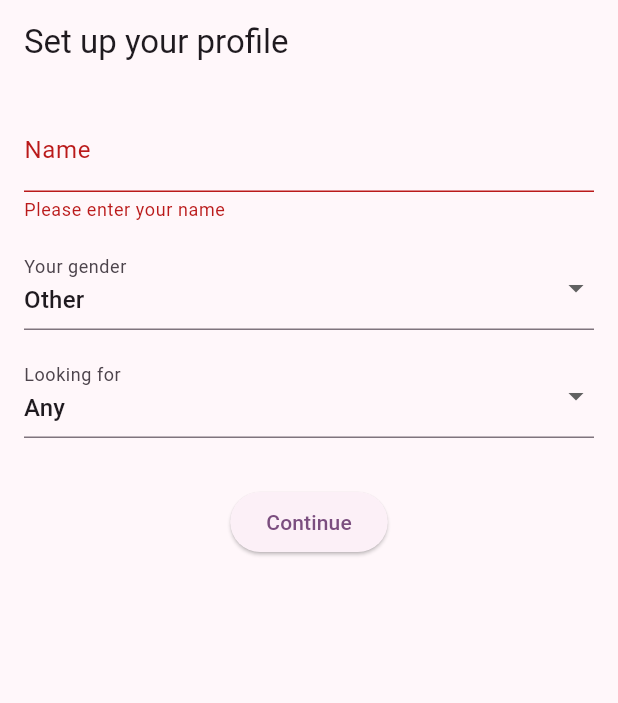
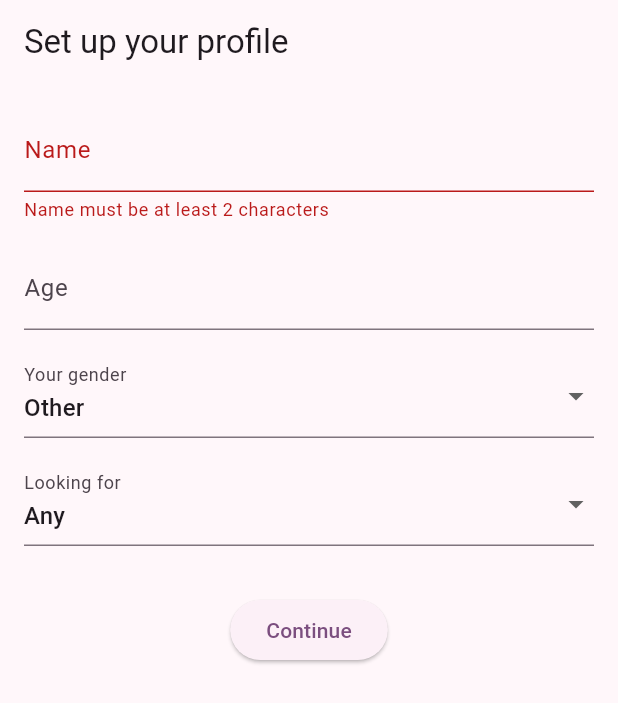
Before and after one commit to mckova/wing, a Flutter app: the screen it shows after launch, after a tap on "Continue", on a phone screen of 412 x 824 dp. Shown: the top 703 px of the screen. Run offline on Flutter 3.47's test engine with Material 3 defaults, Android fonts, the phone set to English and light mode, and no system bars; our stand-ins replace permission_handler, shared_preferences.

Commit message:
Implement Wing MVP with setup and screens

```diff
--- a/lib/main.dart
+++ b/lib/main.dart
@@ -27,8 +27,10 @@ class WingApp extends StatelessWidget {
       home: FutureBuilder<bool>(
         future: checkIfProfileCompleted(),
         builder: (context, snapshot) {
-          if (!snapshot.hasData) {
-            return const CircularProgressIndicator(); // טעינה
+          if (snapshot.connectionState != ConnectionState.done) {
+            return const Scaffold(
+              body: Center(child: CircularProgressIndicator()),
+            );
           }
           return snapshot.data! ? const HomeScreen() : const ProfileSetupScreen();
         },
--- a/lib/screens/profile_setup_screen.dart
+++ b/lib/screens/profile_setup_screen.dart
@@ -12,6 +12,7 @@ class ProfileSetupScreen extends StatefulWidget {
 class _ProfileSetupScreenState extends State<ProfileSetupScreen> {
   final _formKey = GlobalKey<FormState>();
   String name = '';
+  int? age;
   String gender = 'Other';
   String lookingFor = 'Any';
 
@@ -30,10 +31,19 @@ class _ProfileSetupScreenState extends State<ProfileSetupScreen> {
             children: [
               TextFormField(
                 decoration: const InputDecoration(labelText: 'Name'),
-                validator: (value) => (value == null || value.isEmpty)
-                    ? 'Please enter your name'
-                    : null,
-                onSaved: (value) => name = value!,
+                validator: (value) {
+                  if (value == null || value.trim().length < 2) {
+                    return 'Name must be at least 2 characters';
+                  }
+                  return null;
+                },
+                onSaved: (value) => name = value!.trim(),
+              ),
+              const SizedBox(height: 16),
+              TextFormField(
+                decoration: const InputDecoration(labelText: 'Age'),
+                keyboardType: TextInputType.number,
+                onSaved: (value) => age = int.tryParse(value ?? ''),
               ),
               const SizedBox(height: 16),
               DropdownButtonFormField<String>(
@@ -66,6 +76,12 @@ class _ProfileSetupScreenState extends State<ProfileSetupScreen> {
                     _formKey.currentState!.save();
 
                     final prefs = await SharedPreferences.getInstance();
+                    await prefs.setString('name', name);
+                    if (age != null) {
+                      await prefs.setInt('age', age!);
+                    }
+                    await prefs.setString('gender', gender);
+                    await prefs.setString('lookingFor', lookingFor);
                     await prefs.setBool('hasCompletedSetup', true);
 
                     Navigator.pushReplacement(
--- a/pubspec.yaml
+++ b/pubspec.yaml
@@ -9,12 +9,15 @@ environment:
 dependencies:
   flutter:
     sdk: flutter
+  shared_preferences: ^2.2.2
+  google_mlkit_text_recognition: ^0.10.0
+  permission_handler: ^11.0.1
+  http: ^1.1.0
 
 dev_dependencies:
   flutter_test:
     sdk: flutter
   flutter_lints: ^3.0.0
-  shared_preferences: ^2.2.2
 
 flutter:
   uses-material-design: true
```
Also changed, not shown: lib/screens/activate_wing_screen.dart (added, +36 -0 lines), lib/screens/home_screen.dart (+22 -17 lines), lib/screens/matches_screen.dart (added, +15 -0 lines), lib/screens/profile_screen.dart (added, +15 -0 lines), lib/screens/wing_chat_screen.dart (added, +57 -0 lines), 1 other file.
